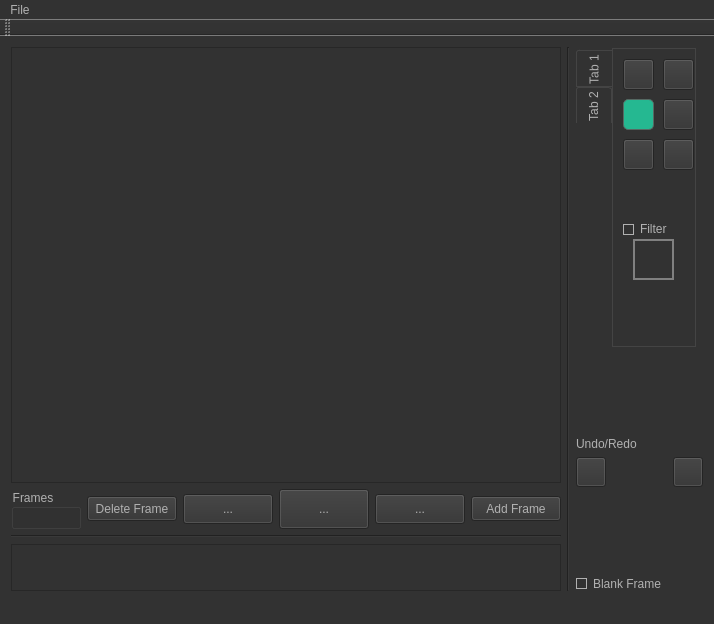
First picture: the form in Sprite_Editor_Extreme/mainwindow.ui, repository jokthefoo/Sprite-Editor, before the edit.
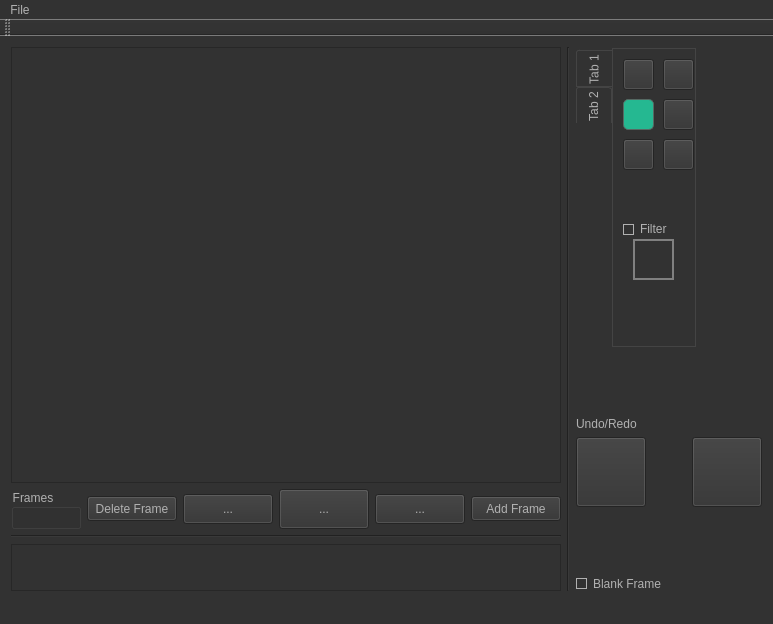
Second picture: the form after the edit. Icons and pictures are not drawn. Custom widgets are drawn as their Qt base class.

The edit to the form file:
```diff
--- a/Sprite_Editor_Extreme/mainwindow.ui
+++ b/Sprite_Editor_Extreme/mainwindow.ui
@@ -481,7 +481,7 @@
     border: 1px solid #444;
 }</string>
   </property>
- <widget class="QWidget" name="centralWidget">
+  <widget class="QWidget" name="centralWidget">
    <layout class="QHBoxLayout" name="horizontalLayout_3">
     <item>
      <layout class="QVBoxLayout" name="verticalLayout" stretch="1,0,0,0">
@@ -1053,8 +1053,8 @@
           </property>
           <property name="minimumSize">
            <size>
-            <width>30</width>
-            <height>30</height>
+            <width>70</width>
+            <height>70</height>
            </size>
           </property>
           <property name="autoFillBackground">
@@ -1070,6 +1070,9 @@
           <property name="orientation">
            <enum>Qt::Horizontal</enum>
           </property>
+          <property name="sizeType">
+           <enum>QSizePolicy::Fixed</enum>
+          </property>
           <property name="sizeHint" stdset="0">
            <size>
             <width>40</width>
@@ -1088,8 +1091,8 @@
           </property>
           <property name="minimumSize">
            <size>
-            <width>30</width>
-            <height>30</height>
+            <width>70</width>
+            <height>70</height>
            </size>
           </property>
           <property name="autoFillBackground">
@@ -1137,7 +1140,7 @@
     <rect>
      <x>0</x>
      <y>0</y>
-     <width>788</width>
+     <width>714</width>
      <height>19</height>
     </rect>
    </property>
```
Left out of the diff: 2 changed lines with no effect on the pictures.
